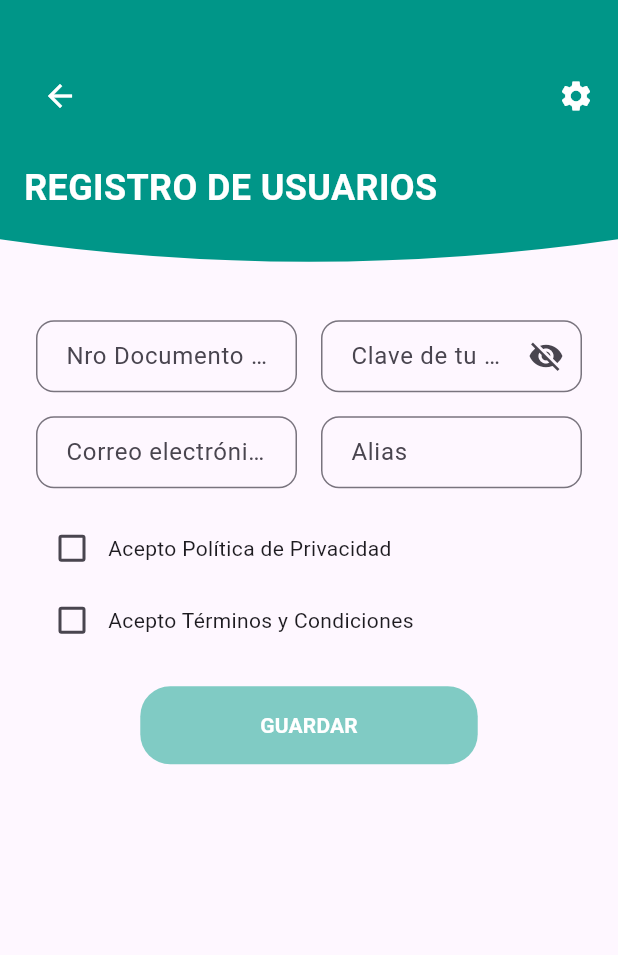
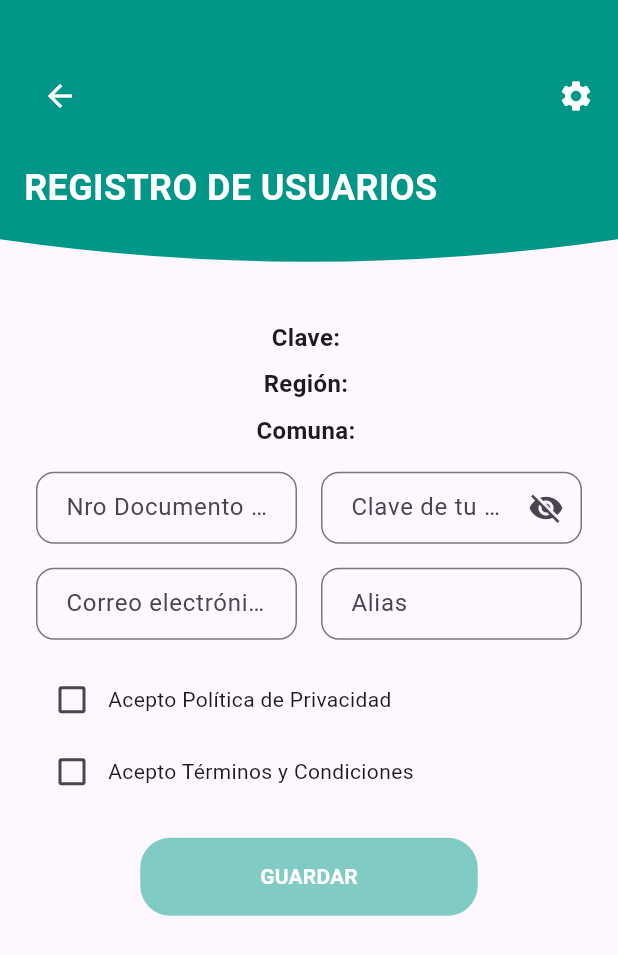
Before and after one commit to Jhosep2022/app_transfer, a Flutter app: the EscanerCarnetScreen screen opened directly, after a tap on "CONTINUAR AL REGISTRO", on a phone screen of 412 x 824 dp. Shown: the top 955 px of the screen. Run offline on Flutter 3.47's test engine with Material 3 defaults, Android fonts, the phone set to English and light mode, and no system bars; our stand-ins replace flutter_map, flutter_screenutil, flutter_secure_storage, geolocator, latlong2, lottie and 2 more; missing offline and left inert: flutter_inappwebview, qr_code_scanner_plus; accounts and stored records are empty.

Commit message:
ultimo flujo sin elipass

```diff
--- a/lib/screens/comprador_screen.dart
+++ b/lib/screens/comprador_screen.dart
@@ -377,7 +377,7 @@ class _CompradorScreenState extends State<CompradorScreen> {
         if(vendeAutomovil == "Sí"){
             Navigator.push(
               context,
-              MaterialPageRoute(builder: (context) => ImpuestoMunicipalScreen()),
+              MaterialPageRoute(builder: (context) => DatosLegalesCompradorScreen()),
             );
         }
         if(_chasisCivilController != _chasisCivilRepeatController && chasisCivil != _chasisCivilRepeatController.text){
--- a/lib/screens/escaner_carnet_screen.dart
+++ b/lib/screens/escaner_carnet_screen.dart
@@ -83,7 +83,16 @@ class _EscanerCarnetScreenState extends State<EscanerCarnetScreen> {
             onPressed: () {
               Navigator.push(
                 context,
-                MaterialPageRoute(builder: (context) => RegistroUsuarioScreen()),
+                MaterialPageRoute(
+                  builder: (context) => RegistroUsuarioScreen(
+                    //clave: widget.clave,
+                    //region: selectedRegion!,
+                    //comuna: selectedComuna!,
+                    clave: "",
+                    region: "",
+                    comuna: "",
+                  ),
+                ),
               );
             },
             style: ElevatedButton.styleFrom(
--- a/lib/screens/registro_usuario_screen.dart
+++ b/lib/screens/registro_usuario_screen.dart
@@ -1,9 +1,18 @@
 import 'package:flutter/material.dart';
 import 'package:transfer_app/components/inverted_header_clipper.dart';
-
 import 'alert_crear_eli_pass_screen.dart';
 
 class RegistroUsuarioScreen extends StatefulWidget {
+  final String clave;
+  final String region;
+  final String comuna;
+
+  RegistroUsuarioScreen({
+    required this.clave,
+    required this.region,
+    required this.comuna,
+  });
+
   @override
   _RegistroUsuarioScreenState createState() => _RegistroUsuarioScreenState();
 }
@@ -66,6 +75,23 @@ class _RegistroUsuarioScreenState extends State<RegistroUsuarioScreen> {
               padding: EdgeInsets.all(24.0),
               child: Column(
                 children: [
+                  // Mostrar datos recibidos
+                  Text(
+                    'Clave: ${widget.clave}',
+                    style: TextStyle(fontSize: 16, fontWeight: FontWeight.bold),
+                  ),
+                  SizedBox(height: 8),
+                  Text(
+                    'Región: ${widget.region}',
+                    style: TextStyle(fontSize: 16, fontWeight: FontWeight.bold),
+                  ),
+                  SizedBox(height: 8),
+                  Text(
+                    'Comuna: ${widget.comuna}',
+                    style: TextStyle(fontSize: 16, fontWeight: FontWeight.bold),
+                  ),
+                  SizedBox(height: 16),
+
                   // Campos de texto
                   Row(
                     children: [
--- a/lib/screens/repetir_clave_screen.dart
+++ b/lib/screens/repetir_clave_screen.dart
@@ -5,6 +5,7 @@ import '../components/inverted_header_clipper.dart';
 import 'seleccion_ubicacion_screen.dart';
 
 class RepetirClaveScreen extends StatelessWidget {
+  late final String clave;
   @override
   Widget build(BuildContext context) {
     return Scaffold(
@@ -82,7 +83,9 @@ class RepetirClaveScreen extends StatelessWidget {
                 if (v == CrearClaveIngresoScreen.claveNotifier.value) {
                   Navigator.push(
                     context,
-                    MaterialPageRoute(builder: (context) => SeleccionUbicacionScreen()),
+                    MaterialPageRoute(
+                      builder: (context) => SeleccionUbicacionScreen(clave: v),
+                    ),
                   );
                 } else {
                   // Muestra un mensaje de error
--- a/lib/screens/seleccion_ubicacion_screen.dart
+++ b/lib/screens/seleccion_ubicacion_screen.dart
@@ -4,6 +4,8 @@ import 'package:transfer_app/screens/registro_usuario_screen.dart';
 import 'package:transfer_app/screens/representante_legal_screen.dart';
 
 class SeleccionUbicacionScreen extends StatefulWidget {
+  final String clave;
+  SeleccionUbicacionScreen({required this.clave});
   @override
   _SeleccionUbicacionScreenState createState() =>
       _SeleccionUbicacionScreenState();
@@ -154,7 +156,12 @@ class _SeleccionUbicacionScreenState extends State<SeleccionUbicacionScreen> {
                 Navigator.push(
                   context,
                   MaterialPageRoute(
-                      builder: (context) => RegistroUsuarioScreen()),
+                    builder: (context) => RegistroUsuarioScreen(
+                      clave: widget.clave,
+                      region: selectedRegion!,
+                      comuna: selectedComuna!,
+                    ),
+                  ),
                 );
               } else {
                 ScaffoldMessenger.of(context).showSnackBar(
```
Also changed, not shown: lib/screens/cedula_scanner_screen.dart (+13 -2 lines), lib/screens/transferencia_ppu_screen.dart (+6 -3 lines).
